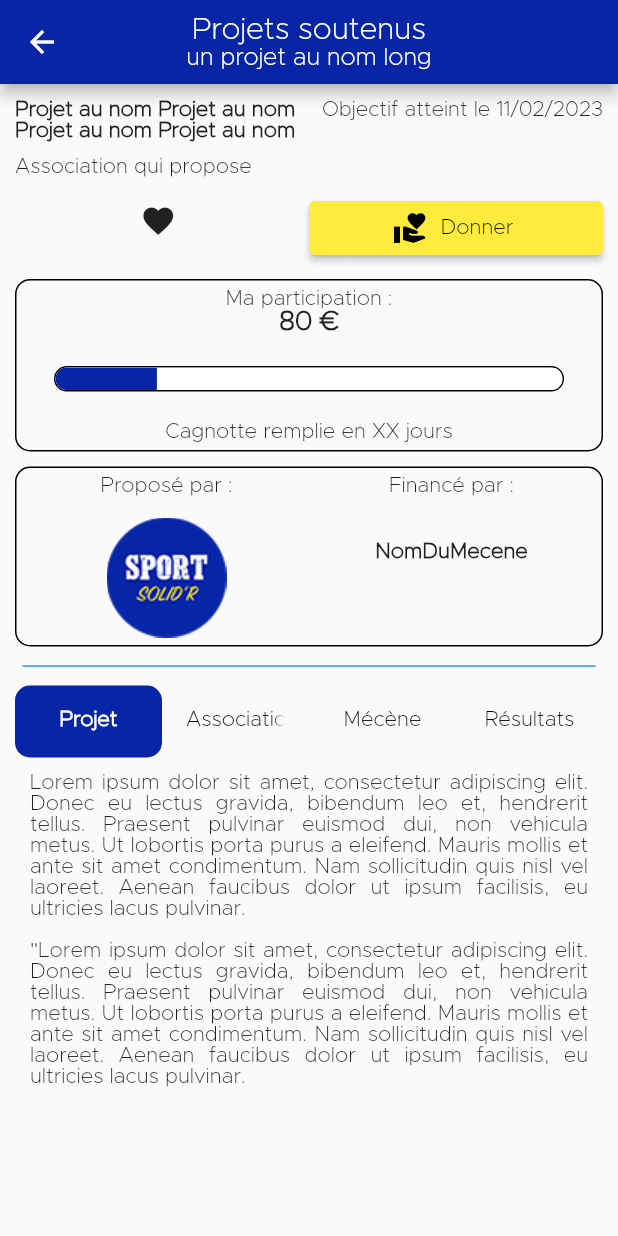
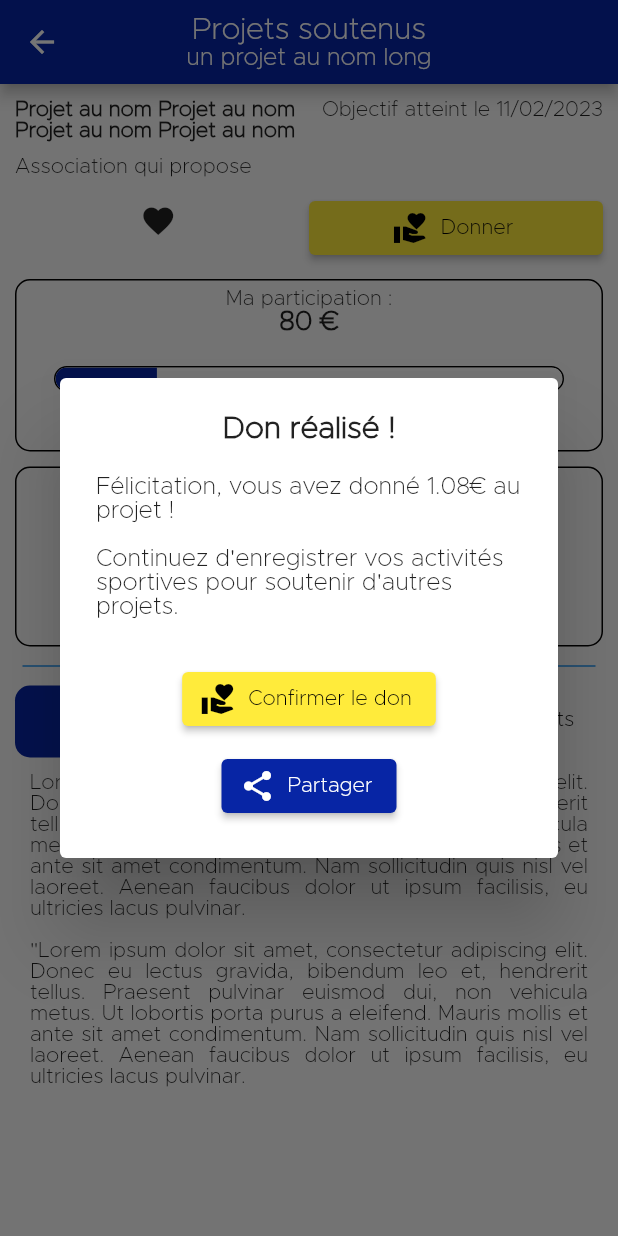
Before and after one commit to neonzip/Projet_SOLID-R, a Flutter app: the ProjectDetailed screen opened by its route, after a tap on "Donner", on a phone screen of 412 x 824 dp. Run offline on Flutter 3.47's test engine with Material 2 defaults, Android fonts, the phone set to English and light mode, and no system bars; drawn by our look-alikes of auto_size_text; our stand-ins replace flutter_local_notifications, location, pedometer.

Commit message:
Ajout showDialog quand on fait un don. A modifier pour pouvoir selectionner montant du don.

```diff
--- a/lib/pages/user/templates/DonationButton.dart
+++ b/lib/pages/user/templates/DonationButton.dart
@@ -1,12 +1,11 @@
-import 'dart:developer';
-
 import 'package:flutter/material.dart';
 
 class DonationButton extends StatefulWidget {
   int idProject;
+  String text;
   void Function()? onPressedButton;
 
-  DonationButton({Key? key, required this.idProject, required this.onPressedButton}) : super(key: key);
+  DonationButton({Key? key, required this.idProject, required this.onPressedButton, required this.text}) : super(key: key);
   @override
   _DonationButtonState createState() => _DonationButtonState();
 }
@@ -28,9 +27,9 @@ class _DonationButtonState extends State<DonationButton> {
           ElevatedButton.icon(
             onPressed: widget.onPressedButton,
             style: ButtonStyle(backgroundColor: MaterialStateProperty.all<Color>(Colors.yellow), ),
-            label: const Text(
-              "Donner",
-              style: TextStyle(color: Colors.black),
+            label: Text(
+              widget.text,
+              style: const TextStyle(color: Colors.black),
             ),
             icon: const Icon(Icons.volunteer_activism, color: Colors.black),
           ),
--- a/lib/pages/user/view/ProjectDetailed.dart
+++ b/lib/pages/user/view/ProjectDetailed.dart
@@ -142,7 +142,8 @@ class _ProjectDetailedState extends State<ProjectDetailed> {
 
                 DonationButton(
                   idProject: 0,
-                  onPressedButton: () {  },
+                  onPressedButton: showDonationDialog,
+                  text: 'Donner',
                 ),
               ]
             ),
@@ -257,4 +258,63 @@ class _ProjectDetailedState extends State<ProjectDetailed> {
       ),
     );
   }
+
+  void showDonationDialog() {
+      showDialog(
+        context: context,
+        builder: (_) => AlertDialog(
+            title: Container(
+              alignment: Alignment.center,
+              child: const Text(
+                "Don réalisé !",
+                style: TextStyle(fontWeight: FontWeight.bold),
+              ),
+            ),
+            content: SingleChildScrollView(
+              child:  Column(
+                mainAxisSize: MainAxisSize.min,
+                mainAxisAlignment: MainAxisAlignment.center,
+                children: [
+                  Container(
+                    padding: const EdgeInsets.fromLTRB(0, 0, 0, 20),
+                    child: const Text(
+                      "Félicitation, vous avez donné " "1.08" "€ au projet ! "
+                          "\n\nContinuez d'enregistrer vos activités sportives pour soutenir d'autres projets.",
+                    ),
+                  ),
+                  DonationButton(
+                    idProject: 0,
+                    onPressedButton: () {
+                      Navigator.of(context).pop();
+                    },
+                    text: 'Confirmer le don',
+                  ),
+                  shareButton(),
+                ],
+              ),
+            )
+        ),
+      );
+  }
+
+  Widget shareButton() {
+    return Padding(
+        padding: const EdgeInsets.fromLTRB(0, 10, 0, 0),
+        child:
+        SizedBox(
+          child:
+          ElevatedButton.icon(
+            onPressed: () {
+
+            },
+            style: ButtonStyle(backgroundColor: MaterialStateProperty.all<Color>(Color(0xFF0725A5)), ),
+            label: const Text(
+              "Partager",
+              style: TextStyle(color: Colors.white),
+            ),
+            icon: const Icon(Icons.share, color: Colors.white),
+          ),
+        )
+    );
+  }
 }
```
Also changed, not shown: lib/pages/user/view/ProjectView.dart (+61 -3 lines).
